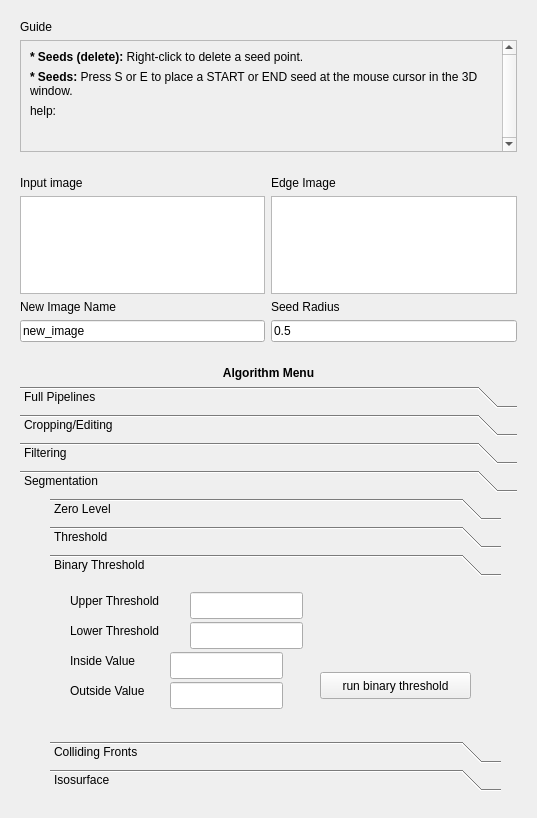
The window that Code/Source/sv4gui/Plugins/org.sv.gui.qt.imageprocessing/sv4gui_ImageProcessing.ui (SimVascular/SimVascular) describes before a commit, drawn with Qt 5.
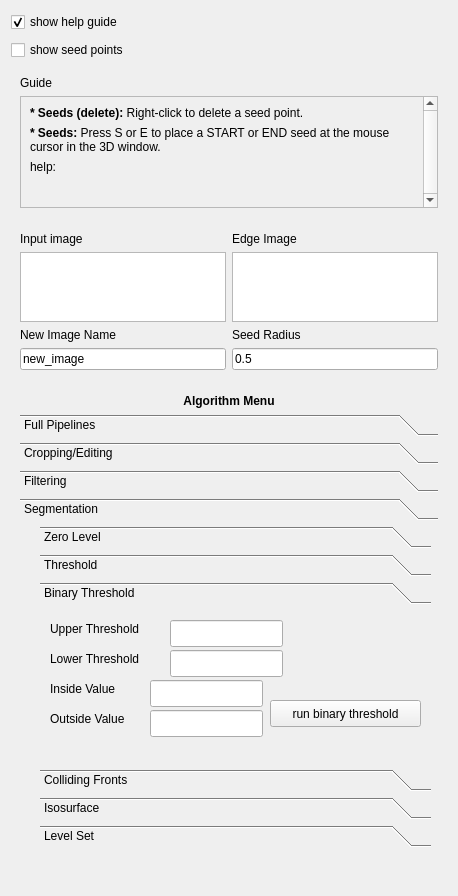
The same window after the commit. The open tabs and pages were chosen to show the change.

Commit message: displaying guide/seed points

```diff
--- a/Code/Source/sv4gui/Plugins/org.sv.gui.qt.imageprocessing/sv4gui_ImageProcessing.ui
+++ b/Code/Source/sv4gui/Plugins/org.sv.gui.qt.imageprocessing/sv4gui_ImageProcessing.ui
@@ -6,8 +6,8 @@
    <rect>
     <x>0</x>
     <y>0</y>
-    <width>537</width>
-    <height>818</height>
+    <width>458</width>
+    <height>884</height>
    </rect>
   </property>
   <property name="sizePolicy">
@@ -18,7 +18,46 @@
   </property>
   <layout class="QVBoxLayout" name="verticalLayout_2">
    <item>
-    <widget class="QWidget" name="widget_3" native="true">
+    <widget class="QWidget" name="widget_2" native="true">
+     <property name="minimumSize">
+      <size>
+       <width>0</width>
+       <height>50</height>
+      </size>
+     </property>
+     <widget class="QCheckBox" name="seedCheckBox">
+      <property name="geometry">
+       <rect>
+        <x>0</x>
+        <y>28</y>
+        <width>422</width>
+        <height>22</height>
+       </rect>
+      </property>
+      <property name="text">
+       <string>show seed points</string>
+      </property>
+     </widget>
+     <widget class="QCheckBox" name="guideCheckBox">
+      <property name="geometry">
+       <rect>
+        <x>0</x>
+        <y>0</y>
+        <width>422</width>
+        <height>22</height>
+       </rect>
+      </property>
+      <property name="text">
+       <string>show help guide</string>
+      </property>
+      <property name="checked">
+       <bool>true</bool>
+      </property>
+     </widget>
+    </widget>
+   </item>
+   <item>
+    <widget class="QWidget" name="guideWidget" native="true">
      <property name="sizePolicy">
       <sizepolicy hsizetype="Preferred" vsizetype="Preferred">
        <horstretch>0</horstretch>
@@ -61,7 +100,7 @@
           <rect>
            <x>0</x>
            <y>0</y>
-           <width>486</width>
+           <width>407</width>
            <height>107</height>
           </rect>
          </property>
@@ -198,7 +237,7 @@
      <property name="minimumSize">
       <size>
        <width>0</width>
-       <height>450</height>
+       <height>500</height>
       </size>
      </property>
      <layout class="QVBoxLayout" name="verticalLayout_6">
@@ -1061,8 +1100,8 @@
           <rect>
            <x>0</x>
            <y>0</y>
-           <width>501</width>
-           <height>285</height>
+           <width>422</width>
+           <height>335</height>
           </rect>
          </property>
          <attribute name="label">
@@ -1071,9 +1110,9 @@
          <widget class="QToolBox" name="segmentationToolbox">
           <property name="geometry">
            <rect>
-            <x>30</x>
+            <x>20</x>
             <y>0</y>
-            <width>451</width>
+            <width>391</width>
             <height>321</height>
            </rect>
           </property>
@@ -1206,8 +1245,8 @@
             <rect>
              <x>0</x>
              <y>0</y>
-             <width>100</width>
-             <height>30</height>
+             <width>391</width>
+             <height>135</height>
             </rect>
            </property>
            <attribute name="label">
@@ -1216,7 +1255,7 @@
            <widget class="QLabel" name="binaryThresholdInsideLabel">
             <property name="geometry">
              <rect>
-              <x>20</x>
+              <x>10</x>
               <y>70</y>
               <width>91</width>
               <height>17</height>
@@ -1229,7 +1268,7 @@
            <widget class="QLineEdit" name="binaryThresholdInsideLineEdit">
             <property name="geometry">
              <rect>
-              <x>120</x>
+              <x>110</x>
               <y>70</y>
               <width>113</width>
               <height>27</height>
@@ -1239,7 +1278,7 @@
            <widget class="QLineEdit" name="binaryThresholdOutsideLineEdit">
             <property name="geometry">
              <rect>
-              <x>120</x>
+              <x>110</x>
               <y>100</y>
               <width>113</width>
               <height>27</height>
@@ -1249,7 +1288,7 @@
            <widget class="QLineEdit" name="binaryThresholdUpperLineEdit">
             <property name="geometry">
              <rect>
-              <x>140</x>
+              <x>130</x>
               <y>10</y>
               <width>113</width>
               <height>27</height>
@@ -1259,7 +1298,7 @@
            <widget class="QLabel" name="binaryThresholdLowerLabel">
             <property name="geometry">
              <rect>
-              <x>20</x>
+              <x>10</x>
               <y>40</y>
               <width>111</width>
               <height>17</height>
@@ -1272,7 +1311,7 @@
            <widget class="QLabel" name="binaryThresholdOutsideLabel">
             <property name="geometry">
              <rect>
-              <x>20</x>
+              <x>10</x>
               <y>100</y>
               <width>101</width>
               <height>17</height>
@@ -1285,7 +1324,7 @@
            <widget class="QLabel" name="binaryThresholdUpperLabel">
             <property name="geometry">
              <rect>
-              <x>20</x>
+              <x>10</x>
               <y>10</y>
               <width>121</width>
               <height>17</height>
@@ -1298,7 +1337,7 @@
            <widget class="QPushButton" name="binaryThresholdButton">
             <property name="geometry">
              <rect>
-              <x>270</x>
+              <x>230</x>
               <y>90</y>
               <width>151</width>
               <height>27</height>
@@ -1311,7 +1350,7 @@
            <widget class="QLineEdit" name="binaryThresholdLowerLineEdit">
             <property name="geometry">
              <rect>
-              <x>140</x>
+              <x>130</x>
               <y>40</y>
               <width>113</width>
               <height>27</height>
```
Left out of the diff: 138 changed lines with no effect on the pictures. The commit also changes 3 other files.
